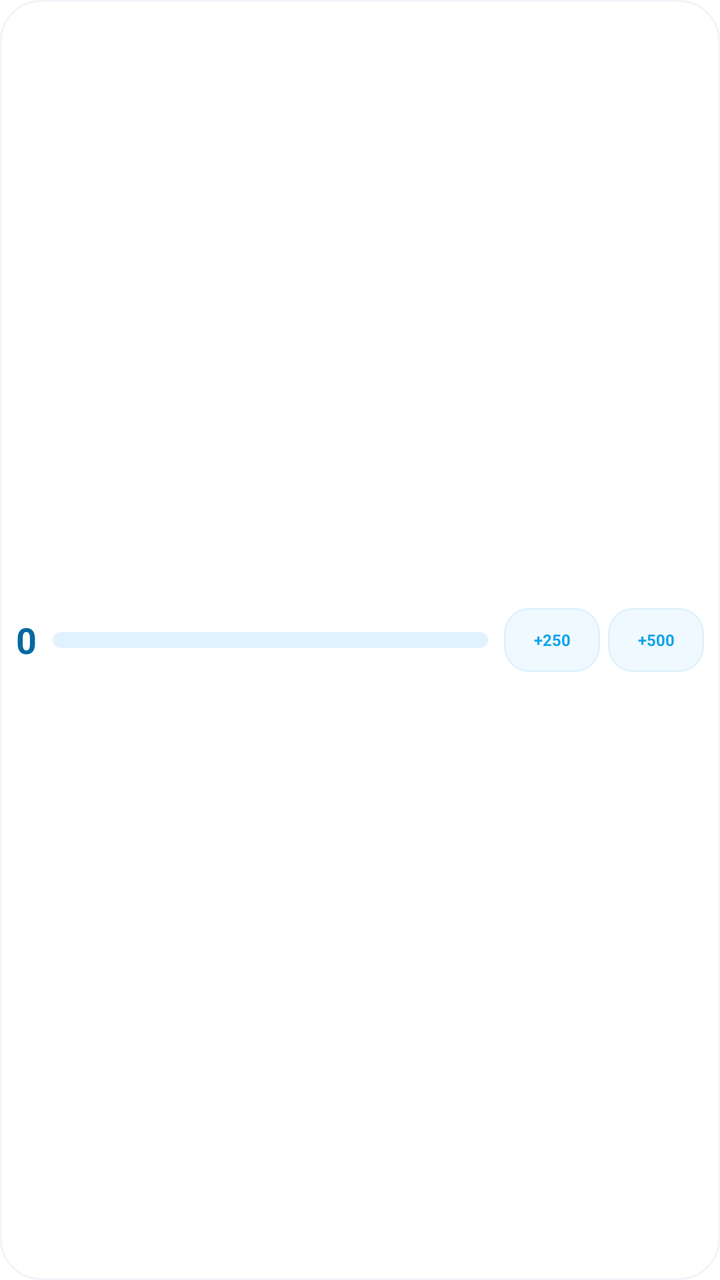
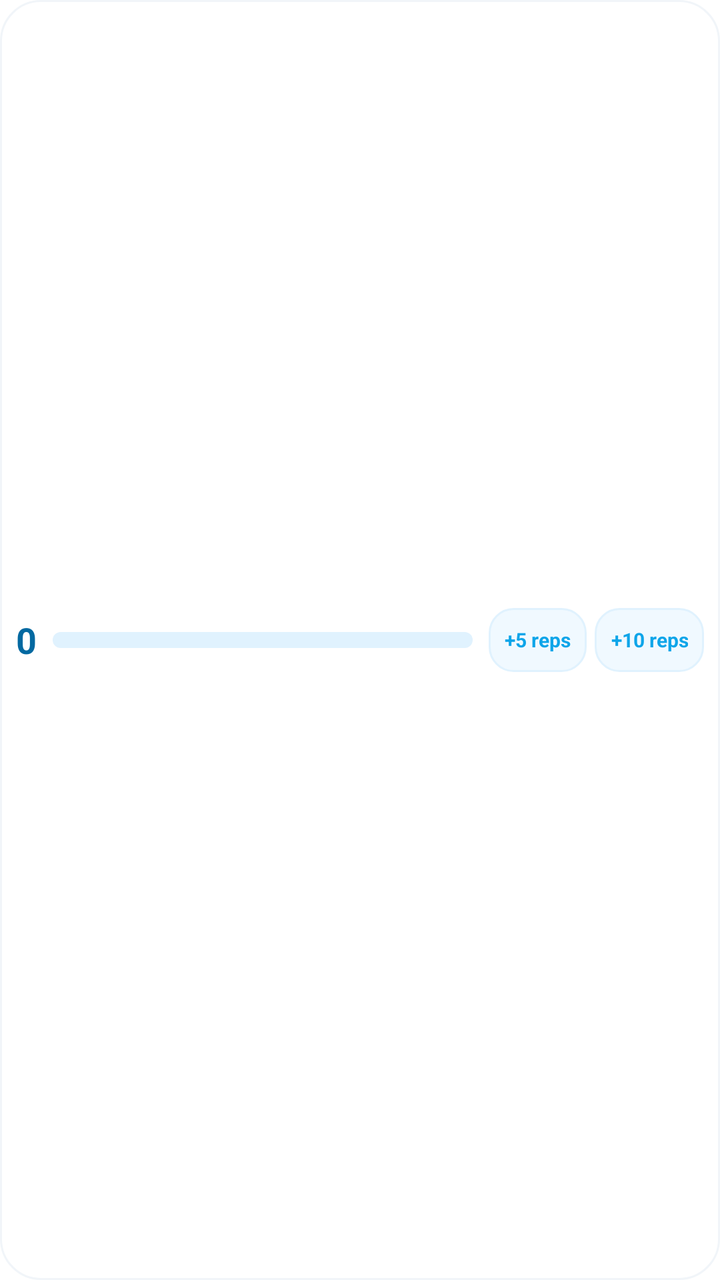

Screens rendered from an Android XML layout before and after an edit, with the pre-edit source and the edit as a unified diff.
<!-- AndroidManifest.xml: fallback theme Theme.MaterialComponents.DayNight.NoActionBar -->
<!-- res/layout/widget_layout_bar.xml -->
<?xml version="1.0" encoding="utf-8"?>
<LinearLayout xmlns:android="http://schemas.android.com/apk/res/android"
    android:layout_width="match_parent"
    android:layout_height="match_parent"
    android:id="@+id/widget_root"
    android:background="@drawable/widget_background"
    android:orientation="horizontal"
    android:gravity="center_vertical"
    android:padding="8dp"
    android:clickable="true"
    android:focusable="true">

    <TextView
        android:id="@+id/todayMl"
        android:layout_width="wrap_content"
        android:layout_height="wrap_content"
        android:text="0"
        android:textColor="@color/widget_text_primary"
        android:textSize="18sp"
        android:textStyle="bold"
        android:layout_marginEnd="8dp"/>

    <ProgressBar
        android:id="@+id/progress_bar"
        style="?android:attr/progressBarStyleHorizontal"
        android:layout_width="0dp"
        android:layout_height="8dp"
        android:layout_weight="1"
        android:max="100"
        android:progress="0"
        android:progressDrawable="@drawable/widget_progress_bar" />

    <LinearLayout
        android:layout_width="wrap_content"
        android:layout_height="wrap_content"
        android:orientation="horizontal"
        android:layout_marginStart="8dp">

        <TextView
            android:id="@+id/btn_add_small"
            android:layout_width="48dp"
            android:layout_height="32dp"
            android:layout_marginEnd="4dp"
            android:text="+250"
            android:gravity="center"
            android:textSize="8sp"
            android:textStyle="bold"
            android:background="@drawable/widget_button_bg"
            android:textColor="@color/widget_title"
            android:clickable="true"
            android:focusable="true" />

        <TextView
            android:id="@+id/btn_add_large"
            android:layout_width="48dp"
            android:layout_height="32dp"
            android:text="+500"
            android:gravity="center"
            android:textSize="8sp"
            android:textStyle="bold"
            android:background="@drawable/widget_button_bg"
            android:textColor="@color/widget_title"
            android:clickable="true"
            android:focusable="true" />
    </LinearLayout>


</LinearLayout>
<!-- resources referenced by this layout -->
<resources>
  <color name="widget_text_primary">#0369A1</color>
  <color name="widget_title">#0EA5E9</color>
  <!-- drawable widget_background (drawable) -->
  <?xml version="1.0" encoding="utf-8"?>
  <shape xmlns:android="http://schemas.android.com/apk/res/android">
      <solid android:color="@color/widget_background" />
      <corners android:radius="20dp" />
      <stroke android:width="1dp" android:color="@color/widget_background_stroke" />
  
  </shape>
  <!-- drawable widget_button_bg (drawable) -->
  <?xml version="1.0" encoding="utf-8"?>
  <ripple xmlns:android="http://schemas.android.com/apk/res/android"
      android:color="@color/widget_button_ripple">
      <item>
          <shape>
              <solid android:color="@color/widget_button_bg" />
              <corners android:radius="12dp" />
              <stroke android:width="1dp" android:color="@color/widget_button_stroke" />
          </shape>
      </item>
  </ripple>
  <!-- drawable widget_progress_bar (drawable) -->
  <?xml version="1.0" encoding="utf-8"?>
  <layer-list xmlns:android="http://schemas.android.com/apk/res/android">
      <item android:id="@android:id/background">
          <shape>
              <corners android:radius="4dp" />
              <solid android:color="@color/widget_progress_bg" />
          </shape>
      </item>
      <item android:id="@android:id/progress">
          <scale android:scaleWidth="100%">
              <shape>
                  <corners android:radius="4dp" />
                  <solid android:color="@color/widget_progress_fill" />
              </shape>
          </scale>
      </item>
  
  </layer-list>
  <color name="widget_background">#FFFFFF</color>
  <color name="widget_background_stroke">#F1F5F9</color>
  <color name="widget_button_ripple">#BAE6FD</color>
  <color name="widget_button_bg">#F0F9FF</color>
  <color name="widget_button_stroke">#E0F2FE</color>
  <color name="widget_progress_bg">#E0F2FE</color>
  <color name="widget_progress_fill">#0EA5E9</color>
</resources>

<!-- the commit's change to res/layout/widget_layout_bar.xml (unified diff, before → after) -->
@@ -38,12 +38,15 @@
 
         <TextView
             android:id="@+id/btn_add_small"
-            android:layout_width="48dp"
+            android:layout_width="wrap_content"
             android:layout_height="32dp"
+            android:minWidth="48dp"
+            android:paddingStart="8dp"
+            android:paddingEnd="8dp"
             android:layout_marginEnd="4dp"
-            android:text="+250"
+            android:text="+5 reps"
             android:gravity="center"
-            android:textSize="8sp"
+            android:textSize="10sp"
             android:textStyle="bold"
             android:background="@drawable/widget_button_bg"
             android:textColor="@color/widget_title"
@@ -52,11 +55,14 @@
 
         <TextView
             android:id="@+id/btn_add_large"
-            android:layout_width="48dp"
+            android:layout_width="wrap_content"
             android:layout_height="32dp"
-            android:text="+500"
+            android:minWidth="48dp"
+            android:paddingStart="8dp"
+            android:paddingEnd="8dp"
+            android:text="+10 reps"
             android:gravity="center"
-            android:textSize="8sp"
+            android:textSize="10sp"
             android:textStyle="bold"
             android:background="@drawable/widget_button_bg"
             android:textColor="@color/widget_title"
